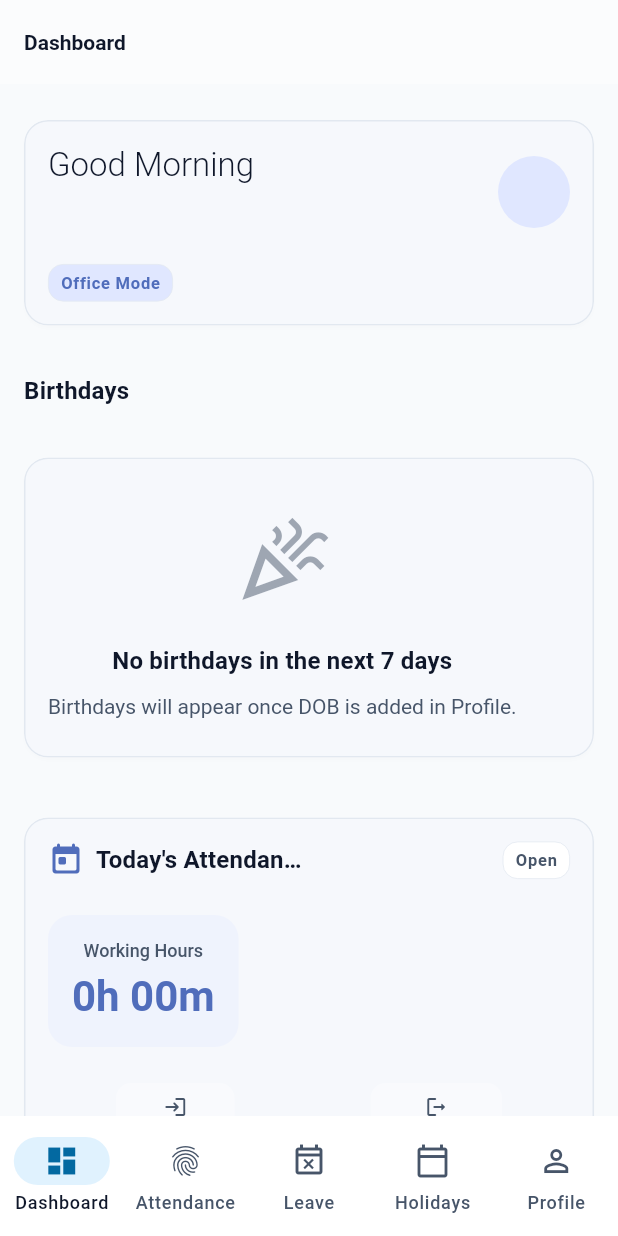
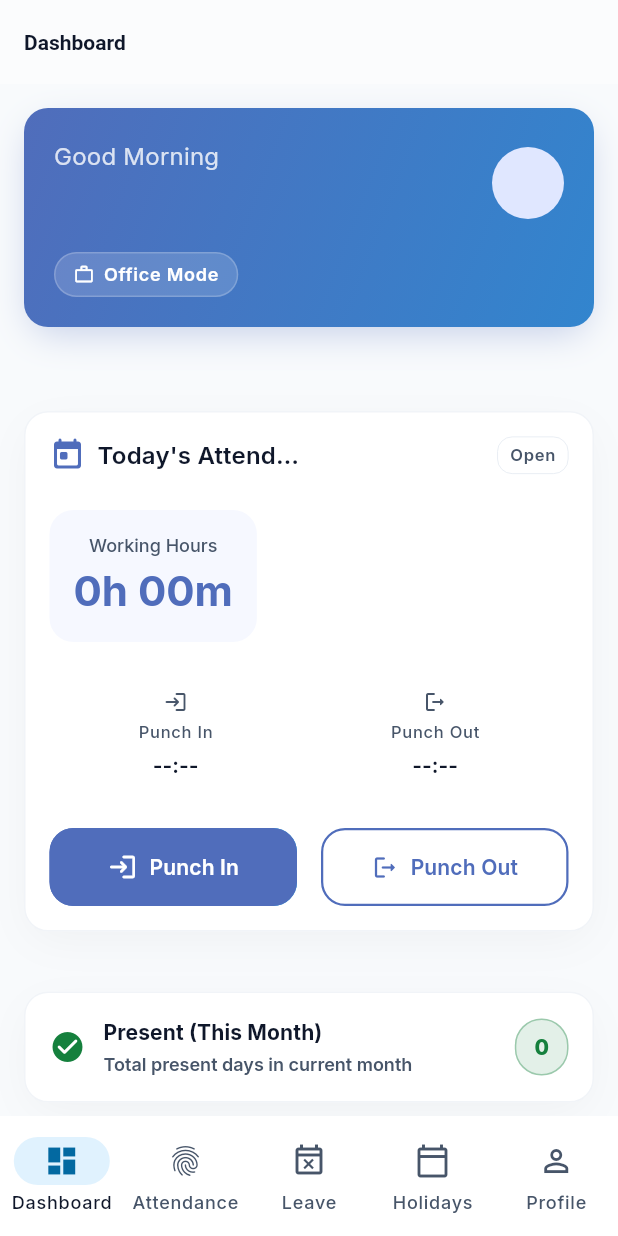
Before and after one commit to JPsystech/ACS-HRMS-APPLICATIONS, a Flutter app: the DashboardScreen screen opened by its route, on a phone screen of 412 x 824 dp. Run offline on Flutter 3.47's test engine with Material 3 defaults, Android fonts, the phone set to English and light mode, and no system bars; our stand-ins replace camera, device_info_plus, dio, firebase_core, firebase_messaging, flutter_local_notifications and 12 more; accounts and stored records are empty; network calls fail.

Commit message:
new update

```diff
--- a/lib/core/theme/app_theme.dart
+++ b/lib/core/theme/app_theme.dart
@@ -1,4 +1,5 @@
 import 'package:flutter/material.dart';
+import 'package:google_fonts/google_fonts.dart';
 
 import 'acs_theme_ext.dart';
 
@@ -118,7 +119,7 @@ abstract final class AppTheme {
           surfaceTint: AppColors.acsIndigo,
         ),
         scaffoldBackgroundColor: const Color(0xFFF8FAFC),
-        textTheme: _textTheme(Typography.material2021().black).apply(
+        textTheme: _textTheme(GoogleFonts.interTextTheme(Typography.material2021().black)).apply(
           bodyColor: const Color(0xFF0F172A), // onSurface
           displayColor: const Color(0xFF0F172A), // onSurface
         ),
@@ -269,7 +270,7 @@ abstract final class AppTheme {
           inversePrimary: Color(0xFF1E3A8A),
           surfaceTint: AppColors.acsIndigo,
         ),
-        textTheme: _textTheme(Typography.material2021().white).apply(
+        textTheme: _textTheme(GoogleFonts.interTextTheme(Typography.material2021().white)).apply(
           bodyColor: const Color(0xFFF8FAFC), // onSurface for dark
           displayColor: const Color(0xFFF8FAFC), // onSurface for dark
         ),
--- a/lib/features/dashboard/dashboard_screen.dart
+++ b/lib/features/dashboard/dashboard_screen.dart
@@ -248,8 +248,28 @@ class _DashboardScreenState extends ConsumerState<DashboardScreen> {
                   loading: () => const SizedBox.shrink(),
                   error: (_, __) => const SizedBox.shrink(),
                 ),
-                // HERO CARD - Premium Design with theme-based colors
-                AppCard(
+                // HERO CARD - Premium Gradient Design
+                Container(
+                  padding: const EdgeInsets.all(20),
+                  decoration: BoxDecoration(
+                    gradient: LinearGradient(
+                      colors: [
+                        colorScheme.primary, // acsIndigo
+                        AppColors.acsBlue,
+                      ],
+                      begin: Alignment.topLeft,
+                      end: Alignment.bottomRight,
+                    ),
+                    borderRadius: BorderRadius.circular(16),
+                    boxShadow: [
+                      BoxShadow(
+                        color: colorScheme.primary.withValues(alpha: 0.3),
+                        blurRadius: 20,
+                        spreadRadius: -4,
+                        offset: const Offset(0, 8),
+                      ),
+                    ],
+                  ),
                   child: Column(
                     crossAxisAlignment: CrossAxisAlignment.start,
                     children: [
@@ -262,18 +282,18 @@ class _DashboardScreenState extends ConsumerState<DashboardScreen> {
                               children: [
                                 Text(
                                   _greeting(),
-                                  style: theme.textTheme.titleLarge?.copyWith(
-                                    color: colorScheme.onSurface,
-                                    fontWeight: FontWeight.w300,
+                                  style: theme.textTheme.titleMedium?.copyWith(
+                                    color: Colors.white.withValues(alpha: 0.8),
+                                    fontWeight: FontWeight.w400,
                                   ),
                                 ),
                                 const SizedBox(height: 4),
                                 Text(
                                   dashboardState.employeeName,
-                                  style:
-                                      theme.textTheme.headlineSmall?.copyWith(
-                                    color: colorScheme.onSurface,
-                                    fontWeight: FontWeight.w600,
+                                  style: theme.textTheme.headlineSmall?.copyWith(
+                                    color: Colors.white,
+                                    fontWeight: FontWeight.w700,
+                                    letterSpacing: -0.5,
                                   ),
                                   overflow: TextOverflow.ellipsis,
                                   maxLines: 1,
@@ -342,11 +362,28 @@ class _DashboardScreenState extends ConsumerState<DashboardScreen> {
                         ],
                       ),
                       const SizedBox(height: 16),
-                      // Role Chip
-                      StatusChip(
-                        status: AppStatus.info,
-                        label: employee?.workMode ?? 'Office Mode',
-                        isSelected: true,
+                      // Role Chip - Glassmorphism
+                      Container(
+                        padding: const EdgeInsets.symmetric(horizontal: 12, vertical: 6),
+                        decoration: BoxDecoration(
+                          color: Colors.white.withValues(alpha: 0.15),
+                          borderRadius: BorderRadius.circular(20),
+                          border: Border.all(color: Colors.white.withValues(alpha: 0.2)),
+                        ),
+                        child: Row(
+                          mainAxisSize: MainAxisSize.min,
+                          children: [
+                            const Icon(Icons.work_outline, color: Colors.white, size: 14),
+                            const SizedBox(width: 6),
+                            Text(
+                              employee?.workMode ?? 'Office Mode',
+                              style: theme.textTheme.labelMedium?.copyWith(
+                                color: Colors.white,
+                                fontWeight: FontWeight.w600,
+                              ),
+                            ),
+                          ],
+                        ),
                       ),
                     ],
                   ),
@@ -365,6 +402,13 @@ class _DashboardScreenState extends ConsumerState<DashboardScreen> {
                       final d = DateTime.tryParse(iso);
                       if (d == null) return '';
                       return DateFormat('dd MMM').format(d);
+                    }
+
+                    // Hide the entire section if there are no birthdays today and none in the next 7 days
+                    final todayEmpty = today.hasValue && (today.value?.isEmpty ?? true);
+                    final upcomingEmpty = upcoming7.hasValue && (upcoming7.value?.isEmpty ?? true);
+                    if (todayEmpty && upcomingEmpty) {
+                      return const SizedBox.shrink();
                     }
 
                     return Column(
@@ -730,13 +774,32 @@ class _DashboardScreenState extends ConsumerState<DashboardScreen> {
                               ),
                             ),
                             const SizedBox(height: 4),
-                            Text(
-                              dashboardState.workingHoursText,
-                              style: theme.textTheme.headlineMedium?.copyWith(
-                                color: colorScheme.primary,
-                                fontWeight: FontWeight.w700,
+                            AnimatedSwitcher(
+                              duration: const Duration(milliseconds: 400),
+                              transitionBuilder: (Widget child, Animation<double> animation) {
+                                return FadeTransition(
+                                  opacity: animation,
+                                  child: SlideTransition(
+                                    position: Tween<Offset>(
+                                      begin: const Offset(0.0, 0.1),
+                                      end: Offset.zero,
+                                    ).animate(CurvedAnimation(
+                                      parent: animation,
+                                      curve: Curves.easeOutCubic,
+                                    )),
+                                    child: child,
+                                  ),
+                                );
+                              },
+                              child: Text(
+                                dashboardState.workingHoursText,
+                                key: ValueKey<String>(dashboardState.workingHoursText),
+                                style: theme.textTheme.headlineMedium?.copyWith(
+                                  color: colorScheme.primary,
+                                  fontWeight: FontWeight.w700,
+                                ),
+                                textAlign: TextAlign.center,
                               ),
-                              textAlign: TextAlign.center,
                             ),
                           ],
                         ),
--- a/lib/features/profile/profile_screen.dart
+++ b/lib/features/profile/profile_screen.dart
@@ -19,10 +19,11 @@ import '../../widgets/fade_in_wrapper.dart';
 import '../../widgets/loading_view.dart';
 
 /// App version shown in Settings (not from API).
-const String _kAppVersion = '1.0.4';
+const String _kAppVersion = '1.0.5';
 
 /// Cache busting version for profile photo.
-final photoVersionProvider = StateProvider.autoDispose<String>((ref) => DateTime.now().millisecondsSinceEpoch.toString());
+final photoVersionProvider = StateProvider.autoDispose<String>(
+    (ref) => DateTime.now().millisecondsSinceEpoch.toString());
 
 /// Profile tab screen — the only profile UI. Uses [profileProvider] (EmployeeMeDto from GET /api/v1/employees/me).
 /// No hardcoded name/emp code/department/manager/mobile; all values from API.
@@ -97,7 +98,9 @@ class ProfileScreen extends ConsumerWidget {
               child: SizedBox(
                 height: MediaQuery.of(context).size.height * 0.6,
                 child: ErrorView(
-                  message: err.toString().replaceFirst(RegExp(r'^Exception:?\s*'), ''),
+                  message: err
+                      .toString()
+                      .replaceFirst(RegExp(r'^Exception:?\s*'), ''),
                   onRetry: () => ref.invalidate(profileProvider),
                 ),
               ),
@@ -130,10 +133,12 @@ class _ProfileContent extends StatelessWidget {
   Widget build(BuildContext context) {
     final name = employee.name.isEmpty ? '—' : employee.name;
     final empCode = employee.empCode.isEmpty ? '—' : employee.empCode;
-    final department = employee.departmentName.isEmpty ? '—' : employee.departmentName;
+    final department =
+        employee.departmentName.isEmpty ? '—' : employee.departmentName;
     final manager = employee.managerName.isEmpty ? '—' : employee.managerName;
     final mobile = employee.mobileNumber.isEmpty ? '—' : employee.mobileNumber;
-    final initial = name != '—' && name.isNotEmpty ? name[0].toUpperCase() : '?';
+    final initial =
+        name != '—' && name.isNotEmpty ? name[0].toUpperCase() : '?';
     final dobText = employee.dob.isNotEmpty ? employee.dob : '—';
 
     return ListView(
@@ -149,11 +154,16 @@ class _ProfileContent extends StatelessWidget {
               // Avatar + upload button
               Row(
                 children: [
-                  _AvatarBlock(employee: employee, colorScheme: colorScheme, theme: theme, initial: initial),
+                  _AvatarBlock(
+                      employee: employee,
+                      colorScheme: colorScheme,
+                      theme: theme,
+                      initial: initial),
                   const Spacer(),
                   AppButton(
                     label: 'Upload',
-                    onPressed: () => _pickAndUploadImage(ref, context, employee),
+                    onPressed: () =>
+                        _pickAndUploadImage(ref, context, employee),
                     variant: AppButtonVariant.outlined,
                     icon: const Icon(Icons.camera_alt_outlined, size: 18),
                   ),
@@ -209,13 +219,17 @@ class _ProfileContent extends StatelessWidget {
             children: [
               // Date of Birth
               ListTile(
-                leading: Icon(Icons.cake_rounded, color: colorScheme.primary, size: 24),
+                leading: Icon(Icons.cake_rounded,
+                    color: colorScheme.primary, size: 24),
                 title: Text('Date of Birth'),
-                subtitle: Text(dobText != '—' ? _formatDobForDisplay(dobText) : '—'),
-                trailing: Icon(Icons.chevron_right_rounded, color: colorScheme.onSurfaceVariant),
+                subtitle:
+                    Text(dobText != '—' ? _formatDobForDisplay(dobText) : '—'),
+                trailing: Icon(Icons.chevron_right_rounded,
+                    color: colorScheme.onSurfaceVariant),
                 onTap: () async {
                   final now = DateTime.now();
-                  final initial = _parseDate(employee.dob) ?? DateTime(now.year - 25, now.month, now.day);
+                  final initial = _parseDate(employee.dob) ??
+                      DateTime(now.year - 25, now.month, now.day);
                   final picked = await showDatePicker(
                     context: context,
                     initialDate: initial,
@@ -225,14 +239,18 @@ class _ProfileContent extends StatelessWidget {
                   if (picked != null) {
                     final dob = DateFormat('yyyy-MM-dd').format(picked);
                     try {
-                      await ref.read(cultureServiceProvider).updateProfile(dob: dob);
+                      await ref
+                          .read(cultureServiceProvider)
+                          .updateProfile(dob: dob);
                       ref.invalidate(profileProvider);
                       if (context.mounted) {
-                        ScaffoldMessenger.of(context).showSnackBar(const SnackBar(content: Text('DOB updated')));
+                        ScaffoldMessenger.of(context).showSnackBar(
+                            const SnackBar(content: Text('DOB updated')));
                       }
                     } catch (e) {
                       if (context.mounted) {
-                        ScaffoldMessenger.of(context).showSnackBar(SnackBar(content: Text('Failed: $e')));
+                        ScaffoldMessenger.of(context).showSnackBar(
+                            SnackBar(content: Text('Failed: $e')));
                       }
                     }
                   }
@@ -257,21 +275,24 @@ class _ProfileContent extends StatelessWidget {
             children: [
               // Department
               ListTile(
-                leading: Icon(Icons.business_rounded, color: colorScheme.primary, size: 24),
+                leading: Icon(Icons.business_rounded,
+                    color: colorScheme.primary, size: 24),
                 title: Text('Department'),
                 subtitle: Text(department),
               ),
               Divider(height: 1, color: colorScheme.outlineVariant),
               // Reporting Manager
               ListTile(
-                leading: Icon(Icons.person_rounded, color: colorScheme.primary, size: 24),
+                leading: Icon(Icons.person_rounded,
+                    color: colorScheme.primary, size: 24),
                 title: Text('Reporting Manager'),
                 subtitle: Text(manager),
               ),
               Divider(height: 1, color: colorScheme.outlineVariant),
               // Mobile Number
               ListTile(
-                leading: Icon(Icons.phone_rounded, color: colorScheme.primary, size: 24),
+                leading: Icon(Icons.phone_rounded,
+                    color: colorScheme.primary, size: 24),
                 title: Text('Mobile Number'),
                 subtitle: Text(mobile),
               ),
@@ -376,10 +397,12 @@ class _ProfileContent extends StatelessWidget {
     }
   }
 
-  Future<void> _pickAndUploadImage(WidgetRef ref, BuildContext context, EmployeeMeDto employee) async {
+  Future<void> _pickAndUploadImage(
+      WidgetRef ref, BuildContext context, EmployeeMeDto employee) async {
     final picker = ImagePicker();
     try {
-      final picked = await picker.pickImage(source: ImageSource.gallery, imageQuality: 85);
+      final picked =
+          await picker.pickImage(source: ImageSource.gallery, imageQuality: 85);
       if (picked == null) return;
 
       // Upload to new R2 endpoint
@@ -399,7 +422,8 @@ class _ProfileContent extends StatelessWidget {
       }
     } catch (e) {
       if (context.mounted) {
-        ScaffoldMessenger.of(context).showSnackBar(SnackBar(content: Text('Failed: $e')));
+        ScaffoldMessenger.of(context)
+            .showSnackBar(SnackBar(content: Text('Failed: $e')));
       }
     }
   }
@@ -512,10 +536,12 @@ class _SkeletonTile extends StatelessWidget {
   }
 }
 
-
-
 class _AvatarBlock extends ConsumerWidget {
-  const _AvatarBlock({required this.employee, required this.colorScheme, required this.theme, required this.initial});
+  const _AvatarBlock(
+      {required this.employee,
+      required this.colorScheme,
+      required this.theme,
+      required this.initial});
   final EmployeeMeDto employee;
   final ColorScheme colorScheme;
   final ThemeData theme;
@@ -545,7 +571,8 @@ class _AvatarBlock extends ConsumerWidget {
               return Center(
                 child: CircularProgressIndicator(
                   value: loadingProgress.expectedTotalBytes != null
-                      ? loadingProgress.cumulativeBytesLoaded / loadingProgress.expectedTotalBytes!
+                      ? loadingProgress.cumulativeBytesLoaded /
+                          loadingProgress.expectedTotalBytes!
                       : null,
                   strokeWidth: 2,
                 ),
--- a/lib/widgets/app_card.dart
+++ b/lib/widgets/app_card.dart
@@ -23,29 +23,39 @@ class AppCard extends StatelessWidget {
       padding: padding ?? const EdgeInsets.all(16),
       child: child,
     );
-    return Card(
-      color: theme.colorScheme.surface,
-      elevation: isDark ? 0.5 : 1,
-      shadowColor: Colors.black.withValues(alpha: isDark ? 0.1 : 0.05),
-      surfaceTintColor: theme.colorScheme.surfaceTint,
-      shape: RoundedRectangleBorder(
-        borderRadius: BorderRadius.circular(16),
-        side: BorderSide(
-          color: theme.colorScheme.outlineVariant,
-          width: 1,
-        ),
-      ),
+
+    return Container(
       margin: const EdgeInsets.symmetric(
         horizontal: 0,
         vertical: AppSpacing.sm,
       ),
+      decoration: BoxDecoration(
+        color: theme.colorScheme.surface,
+        borderRadius: BorderRadius.circular(16),
+        border: Border.all(
+          color: theme.colorScheme.outlineVariant.withValues(alpha: isDark ? 0.2 : 0.5),
+          width: 1,
+        ),
+        boxShadow: [
+          BoxShadow(
+            color: Colors.black.withValues(alpha: isDark ? 0.15 : 0.04),
+            blurRadius: 24,
+            spreadRadius: -4,
+            offset: const Offset(0, 8),
+          ),
+        ],
+      ),
+      child: Material(
+        color: Colors.transparent,
+        borderRadius: BorderRadius.circular(16),
+        clipBehavior: Clip.antiAlias,
         child: onTap != null
             ? InkWell(
                 onTap: onTap,
-              borderRadius: BorderRadius.circular(16),
                 child: content,
               )
             : content,
+      ),
     );
   }
 }
--- a/pubspec.yaml
+++ b/pubspec.yaml
@@ -54,6 +54,7 @@ dependencies:
   firebase_messaging: ^14.7.10
   url_launcher: ^6.3.2
   open_filex: ^4.6.0
+  google_fonts: ^6.3.2
 
 dev_dependencies:
   flutter_test:
```
Also changed, not shown: pubspec.lock. Lines whose indentation alone changed are shown as unchanged.
